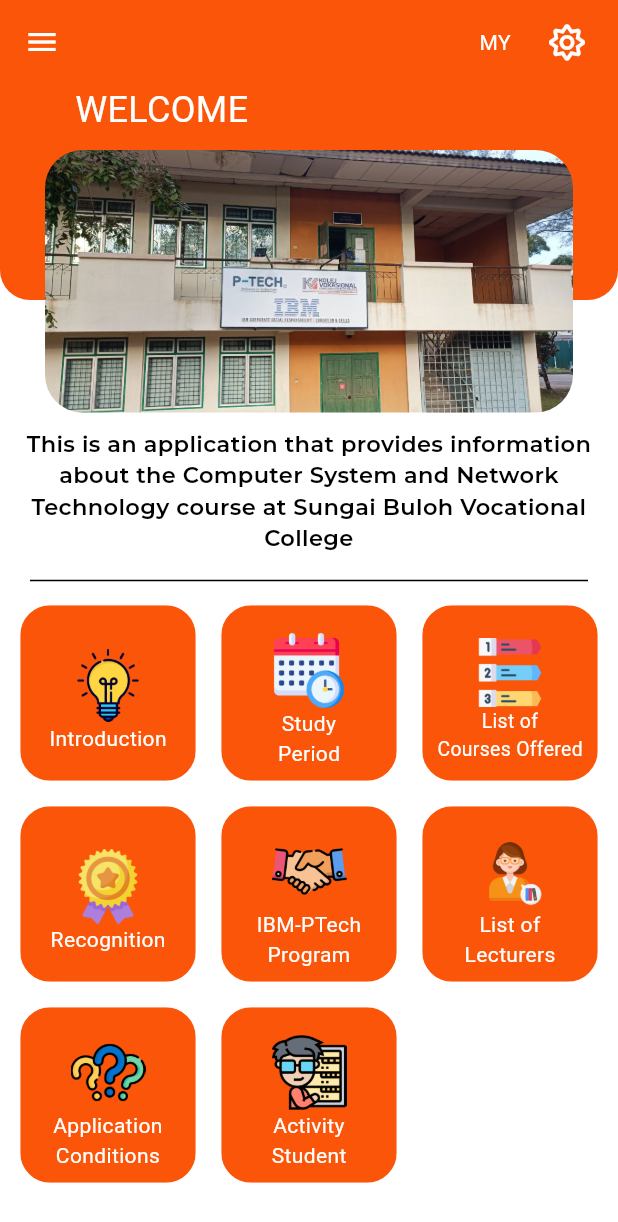
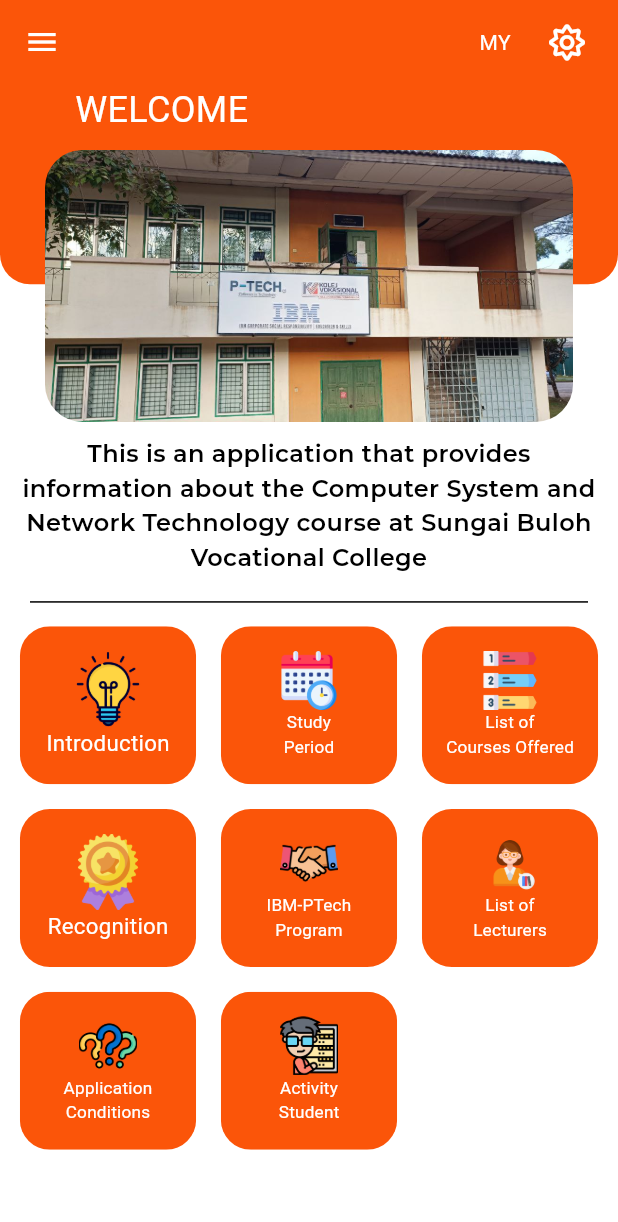
Before and after one commit to aliffirfan4523/iskoutreach, a Flutter app: the screen it shows after launch, on a phone screen of 412 x 824 dp. Shown: the top 1222 px of the screen. Run offline on Flutter 3.47's test engine with Material 3 defaults, Android fonts, the phone set to English and light mode, and no system bars; drawn by our look-alikes of auto_size_text, card_swiper; our stand-ins replace animated_splash_screen, animated_text_kit, carousel_slider, easy_localization, flutter_markdown, fluttericon and 8 more; missing offline and left inert: adaptive_action_sheet, easy_localization_loader, horizontal_card_pager, theme_button.

Commit message:
-update on homepage menu button

```diff
--- a/lib/src/view/Homepage/home_page.dart
+++ b/lib/src/view/Homepage/home_page.dart
@@ -2,6 +2,7 @@ import 'dart:ui';
 
 import 'package:adaptive_action_sheet/adaptive_action_sheet.dart';
 import 'package:animated_text_kit/animated_text_kit.dart';
+import 'package:auto_size_text/auto_size_text.dart';
 import 'package:card_swiper/card_swiper.dart';
 import 'package:carousel_slider/carousel_slider.dart';
 import 'package:easy_localization/easy_localization.dart';
@@ -61,7 +62,8 @@ class _HomePageState extends State<HomePage> {
     IconData thememodeIcon = _isLightTheme.value
         ? Icons.dark_mode_rounded
         : Icons.light_mode_rounded;
-    double height = MediaQuery.of(context).size.height;
+    double screenWidth = MediaQuery.of(context).size.width;
+    double screenHeight = MediaQuery.of(context).size.height;
 
     return SafeArea(
       child: ScaffoldMessenger(
@@ -72,7 +74,6 @@ class _HomePageState extends State<HomePage> {
                 interactive: true,
                 thickness: 10.0,
                 radius: const Radius.circular(5.0),
-                child: SingleChildScrollView(
                 child: Column(
                   children: [
                     Stack(
@@ -88,7 +89,7 @@ class _HomePageState extends State<HomePage> {
                               bottomRight: Radius.circular(20),
                             ),
                           ),
-                            height: 200,
+                          height: screenHeight * 0.23,
                           width: MediaQuery.of(context).size.width,
                         ),
                         Column(
@@ -203,18 +204,19 @@ class _HomePageState extends State<HomePage> {
                               child: ClipRRect(
                                 borderRadius: BorderRadius.circular(25),
                                 child: SizedBox(
-                                    height: 175,
+                                  height: screenHeight * 0.22,
                                   child: HomePageImage(),
                                 ),
                               ),
                             ),
                             Padding(
                               padding: const EdgeInsets.all(10.0),
-                                child: Text(
+                              child: AutoSizeText(
                                 tr('description'),
+                                maxFontSize: 20,
+                                minFontSize: 16,
                                 textAlign: TextAlign.center,
                                 style: GoogleFonts.montserrat(
-                                    fontSize: 15,
                                   fontWeight: FontWeight.w600,
                                 ),
                               ),
@@ -223,14 +225,12 @@ class _HomePageState extends State<HomePage> {
                               indent: 20,
                               endIndent: 20,
                             ),
-                              const SizedBox(
-                                  height: 400, child: HomepageGridview())
+                            HomepageGridview()
                           ],
                         )
                       ],
                     )
                   ],
-                  ),
                 ),
               ))),
     );
--- a/lib/src/view/Homepage/homepage_gridview.dart
+++ b/lib/src/view/Homepage/homepage_gridview.dart
@@ -14,18 +14,7 @@ import '../Syarat Permohonan/syarat_permohonan_view.dart';
 import '../Tempoh Pengajian/tempoh_pengajian.dart';
 
 class HomepageGridview extends StatelessWidget {
-  const HomepageGridview({super.key});
-
-  @override
-  Widget build(BuildContext context) {
-    return GridView.count(
-      crossAxisCount: 3, // Number of columns (4 for 2x4 grid)
-      padding: EdgeInsets.only(left: 5, right: 5),
-      children: buttonList.map((MenuButton) => MenuButton).toList(),
-      physics: const NeverScrollableScrollPhysics(), // Disable scrolling
-    );
-  }
-}
+  HomepageGridview({super.key});
 
   List<MenuButton> buttonList = [
     MenuButton(
@@ -74,34 +63,61 @@ List<MenuButton> buttonList = [
         heroTag: 'Aktiviti_Pelajar'),
   ];
 
+  @override
+  Widget build(BuildContext context) {
+    return GridView.count(
+      childAspectRatio: 1.1,
+      crossAxisCount: 3, // Number of columns (4 for 2x4 grid)
+      padding: EdgeInsets.only(left: 5, right: 5),
+      shrinkWrap: true,
+      children: buttonList.map((MenuButton) => MenuButton).toList(),
+      physics: const NeverScrollableScrollPhysics(), // Disable scrolling
+    );
+  }
+}
+
 class MenuButton extends StatelessWidget {
-  MenuButton(
-      {required this.images,
+  MenuButton({
+    required this.images,
     required this.text,
     required this.location,
     required this.heroTag,
-      super.key});
+    super.key,
+  });
 
-  String images;
-  String text;
-  Widget location;
-  String heroTag;
+  final String images;
+  final String text;
+  final Widget location;
+  final String heroTag;
 
   @override
   Widget build(BuildContext context) {
+    // Get screen size
+    double screenWidth = MediaQuery.of(context).size.width;
+    double screenHeight = MediaQuery.of(context).size.height;
+
+    // Calculate responsive sizes
+    double iconSize = screenWidth * 0.15; // 15% of screen width
+    double fontSize = screenWidth * 0.05; // 5% of screen width
+
     return Padding(
-      padding: const EdgeInsets.all(8.5),
+      padding: EdgeInsets.all(screenWidth * 0.02), // 2% padding
       child: ClipRRect(
         borderRadius: BorderRadius.circular(20),
         child: InkWell(
           onTap: () {
-            Get.to(location,
+            Get.to(
+              location,
               transition: Transition.fadeIn,
-                duration: const Duration(milliseconds: 500));
+              duration: const Duration(milliseconds: 500),
+            );
           },
           child: Container(
             color: const Color(0xFFFB5509),
-            padding: const EdgeInsets.only(left: 10.0, right: 10, top: 10),
+            padding: EdgeInsets.symmetric(
+              vertical: screenHeight * 0.020,
+              horizontal: screenWidth * 0.02,
+            ),
             child: FittedBox(
               fit: BoxFit.scaleDown,
               child: Column(
@@ -111,15 +127,18 @@ class MenuButton extends StatelessWidget {
                     child: Image.asset(
                       images,
                       fit: BoxFit.fill,
-                      height: 50,
-                      width: 50,
+                      height: iconSize,
+                      width: iconSize,
                     ),
                   ),
                   AutoSizeText(
                     text,
-                    maxFontSize: 20,
-                    minFontSize: 14,
-                    style: const TextStyle(fontSize: 14, color: Colors.white),
+                    maxFontSize: 25,
+                    minFontSize: 18,
+                    style: TextStyle(
+                      fontSize: fontSize * 0.5,
+                      color: Colors.white,
+                    ),
                     softWrap: true,
                     textAlign: TextAlign.center,
                   ),
--- a/lib/src/view/widget/menu_button.dart
+++ b/lib/src/view/widget/menu_button.dart
@@ -14,9 +14,6 @@ import '../Senarai Pensyarah/senarai_pensyarah.dart';
 import '../Syarat Permohonan/syarat_permohonan_view.dart';
 import '../Tempoh Pengajian/tempoh_pengajian.dart';
 
-
-
-
 class MenuButton extends StatefulWidget {
   const MenuButton({
     Key? key,
@@ -29,7 +26,6 @@ class MenuButton extends StatefulWidget {
 class _MenuButtonState extends State<MenuButton> {
   @override
   Widget build(BuildContext context) {
-
     List<IconTextButton> buttonList = [
       IconTextButton(
           icon: FontAwesome5.desktop,
@@ -161,8 +157,9 @@ class IconTextButton extends StatelessWidget {
   Widget build(BuildContext context) {
     return InkWell(
       onTap: () {
-        Get.to(location, transition: Transition.fadeIn, duration: const Duration(milliseconds: 500));
-
+        Get.to(location,
+            transition: Transition.fadeIn,
+            duration: const Duration(milliseconds: 500));
       },
       child: Padding(
         padding: const EdgeInsets.all(8.0),
@@ -179,9 +176,9 @@ class IconTextButton extends StatelessWidget {
                   )),
               AutoSizeText(
                 text,
-                maxFontSize: 11,
-                minFontSize: 9,
-                style: const TextStyle(fontSize: 11, color: Colors.white),
+                maxFontSize: 14,
+                minFontSize: 10,
+                style: const TextStyle(color: Colors.white),
                 softWrap: true,
                 textAlign: TextAlign.center,
               ),
```
Also changed, not shown: 2 other files. Lines whose indentation alone changed are shown as unchanged.
